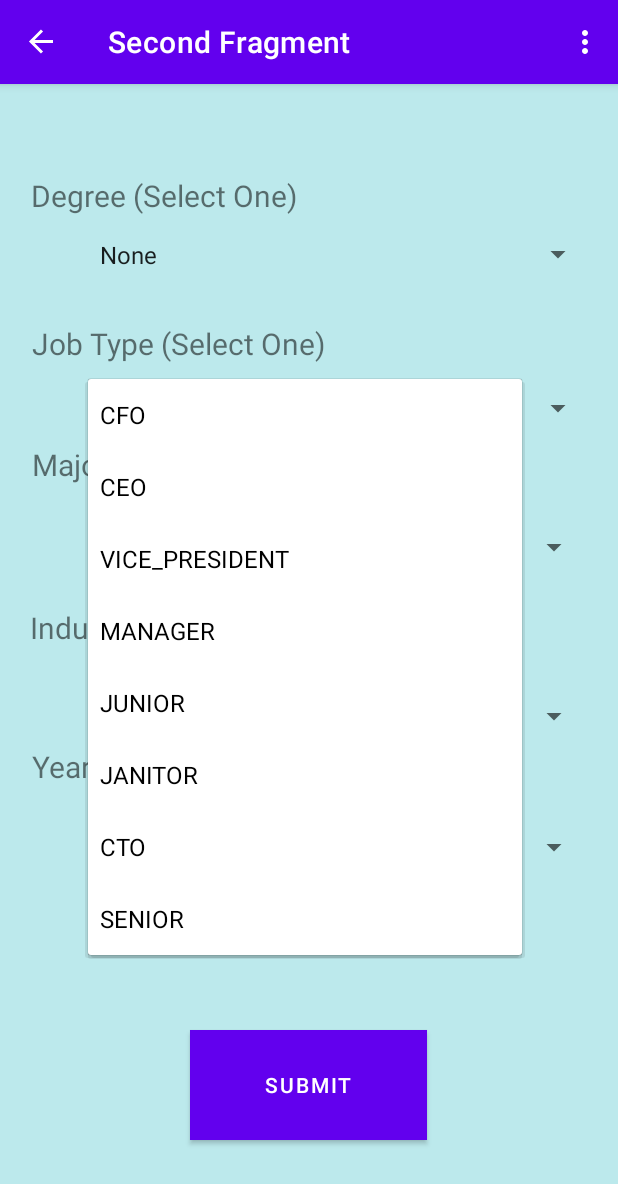
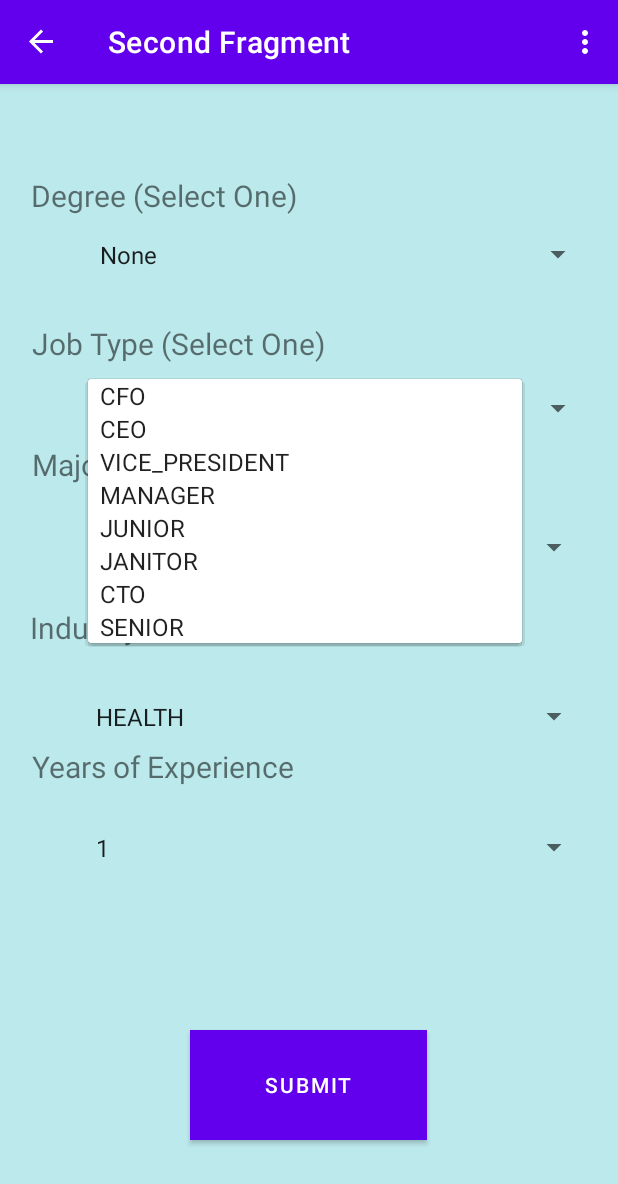
Before and after one commit to shreyyaa123/salaryPredictor, an Android app: the UserInputFragment screen opened through its navigation route, after a tap on "CFO", on a phone screen of 412 x 824 dp. Shown: the top 1184 px of the screen. Run offline under Robolectric (Android 15) with nearby library versions, the light colour scheme and no system bars; our stand-ins replace navigation-ui.

Commit message:
fixed ‘android.os.NetworkOnMainThreadException’ by adding <uses-permission android:name=”android.permission.INTERNET”/> and  StrictMode.ThreadPolicy policy = new StrictMode.ThreadPolicy.Builder().permitAll().build();
            StrictMode.setThreadPolicy(policy);

```diff
--- a/app/build.gradle
+++ b/app/build.gradle
@@ -15,7 +15,9 @@ android {
 
         testInstrumentationRunner "androidx.test.runner.AndroidJUnitRunner"
     }
-
+    dataBinding{
+        enabled=true
+    }
     buildTypes {
         release {
             minifyEnabled false
--- a/app/src/main/AndroidManifest.xml
+++ b/app/src/main/AndroidManifest.xml
@@ -1,7 +1,7 @@
 <?xml version="1.0" encoding="utf-8"?>
 <manifest xmlns:android="http://schemas.android.com/apk/res/android"
     xmlns:tools="http://schemas.android.com/tools">
-    <uses-permission android:name="android.permission.INTERNET" />
+    <uses-permission android:name="android.permission.INTERNET"/>
     <uses-permission android:name="android.permission.ACCESS_NETWORK_STATE" />
     <application
         android:allowBackup="true"
--- a/app/src/main/java/com/example/salarypredictor/PredictionFragment.java
+++ b/app/src/main/java/com/example/salarypredictor/PredictionFragment.java
@@ -17,7 +17,6 @@ public class PredictionFragment extends Fragment {
     private FragmentPredictionPageFragmentBinding binding;
    private TextView amountTextview ;
     String predictionText = "";
-    private TextView prone_textview;
     @Override
     public View onCreateView(
             LayoutInflater inflater, ViewGroup container,
@@ -36,8 +35,9 @@ public class PredictionFragment extends Fragment {
 
         Bundle args = getArguments();
             String text = args.getString("prediction");
+            text = "$"+text + "k/yr";
             System.out.println("text: "+ text);
-        amountTextview.setText("$" + text + "k/yr");
+        amountTextview.setText(text.replace(".",""));
 
 
 
--- a/app/src/main/java/com/example/salarypredictor/UserInputFragment.java
+++ b/app/src/main/java/com/example/salarypredictor/UserInputFragment.java
@@ -9,8 +9,6 @@ import android.widget.AdapterView;
 import android.widget.ArrayAdapter;
 import android.widget.Button;
 import android.widget.EditText;
-import android.widget.RadioButton;
-import android.widget.RadioGroup;
 import android.widget.Spinner;
 import okhttp3.MediaType;
 import okhttp3.OkHttpClient;
@@ -22,6 +20,7 @@ import androidx.fragment.app.Fragment;
 import androidx.navigation.fragment.NavHostFragment;
 
 import com.example.salarypredictor.databinding.UserInputFragmentBinding;
+import com.example.salarypredictor.R;
 
 import java.io.IOException;
 import java.util.ArrayList;
@@ -33,21 +32,20 @@ import java.util.Set;
 public class UserInputFragment extends Fragment {
     Set<String> uniqueValues = new HashSet<>(); // Use a Set to store unique values
     String[] inputArr ;
+    private Spinner jobTitleSpinner;
+    private Spinner yoeSpinner;
+    private Button submitButton;
     private UserInputFragmentBinding binding;
-    //UI variables
-        Spinner degreeSpinner;
-        Spinner jobtypeSpinner;
-        Spinner majorSpinner;
-        Spinner industrySpinner;
-        Spinner yoeSpinner;
+    private Spinner degreesSpinner;
+    private Spinner majorsSpinner;
+    private Spinner industrySpinner;
+
     // temp vars for ui
-    //holds the selected option from dropdown
-    String selectedDegree = "";
+    String selectedJobTitle = "";
     String selectedYOE = "";
+    String degreeSelected = "";
     String selectedMajor = "";
-    String selectedIndustry = "";
-    String selectedJobtype = "";
-    Button submitButton;
+    String industrySelected = "";
     String apiEndpoint = "http://10.0.2.2:5000/predict";
     String predictionText = "";
     @Override
@@ -64,46 +62,86 @@ public class UserInputFragment extends Fragment {
 
     public void onViewCreated(@NonNull View view, Bundle savedInstanceState) {
         super.onViewCreated(view, savedInstanceState);
-        //connects code with the UI
-        majorSpinner = view.findViewById(R.id.major_spinner);
-        degreeSpinner = view.findViewById(R.id.degree_select_spinner);
-        yoeSpinner = view.findViewById(R.id.year_select_spinner);
-        jobtypeSpinner = view.findViewById(R.id.jobtype_spinner);
-        industrySpinner = view.findViewById(R.id.industry_spinner);
+        industrySpinner  = view.findViewById(R.id.industry_spinner);
+        jobTitleSpinner  = view.findViewById(R.id.jobtype_spinner);
+        degreesSpinner  = view.findViewById(R.id.degree_select_spinner);
+        majorsSpinner  = view.findViewById(R.id.major_spinner);
+        yoeSpinner  = view.findViewById(R.id.year_select_spinner);
         submitButton = view.findViewById(R.id.submit_input_button);
 
-
+        ArrayAdapter<CharSequence> yoeAdapter = ArrayAdapter.createFromResource(this.getContext(),
+                R.array.years, android.R.layout.simple_spinner_item);
+        ArrayAdapter<CharSequence> degreeAdapter = ArrayAdapter.createFromResource(this.getContext(),
+                R.array.degree_array, android.R.layout.simple_spinner_item);
         ArrayAdapter<CharSequence> majorAdapter = ArrayAdapter.createFromResource(this.getContext(),
                 R.array.major_array, android.R.layout.simple_spinner_item);
-
-        ArrayAdapter<CharSequence> degreeAdapter = ArrayAdapter.createFromResource(this.getContext(),
-                R.array.degree_array, android.R.layout.simple_spinner_item);
-
         ArrayAdapter<CharSequence> industryAdapter = ArrayAdapter.createFromResource(this.getContext(),
                 R.array.industry_array, android.R.layout.simple_spinner_item);
-
-        ArrayAdapter<CharSequence>  yoeAdapter = ArrayAdapter.createFromResource(this.getContext(),
-                R.array.years, android.R.layout.simple_spinner_item);
-
-        ArrayAdapter<CharSequence> jobtypeAdapter = ArrayAdapter.createFromResource(this.getContext(),
+        ArrayAdapter<CharSequence> titleAdapter = ArrayAdapter.createFromResource(this.getContext(),
                 R.array.jobtype_array, android.R.layout.simple_spinner_item);
 
-        //sets the drop down and allows array to work with spinner
-        majorAdapter.setDropDownViewResource(android.R.layout.simple_spinner_dropdown_item);
-        yoeAdapter.setDropDownViewResource(android.R.layout.simple_spinner_dropdown_item);
-        degreeAdapter.setDropDownViewResource(android.R.layout.simple_spinner_dropdown_item);
-        jobtypeAdapter.setDropDownViewResource(android.R.layout.simple_spinner_dropdown_item);
-        industryAdapter.setDropDownViewResource(android.R.layout.simple_spinner_dropdown_item);
+//        industryAdapter.setDropDownViewResource(android.R.layout.simple_spinner_dropdown_item);
+//        titleAdapter.setDropDownViewResource(android.R.layout.simple_spinner_dropdown_item);
+//        degreeAdapter.setDropDownViewResource(android.R.layout.simple_spinner_dropdown_item);
+//        majorAdapter.setDropDownViewResource(android.R.layout.simple_spinner_dropdown_item);
+//        yoeAdapter.setDropDownViewResource(android.R.layout.simple_spinner_dropdown_item);
 
-        //sets spinners array
-        majorSpinner.setAdapter(majorAdapter);
+
+        industrySpinner.setAdapter(industryAdapter);
+        jobTitleSpinner.setAdapter(titleAdapter);
+        degreesSpinner.setAdapter(degreeAdapter);
+        majorsSpinner.setAdapter(majorAdapter);
         yoeSpinner.setAdapter(yoeAdapter);
-        degreeSpinner.setAdapter(degreeAdapter);
-        jobtypeSpinner.setAdapter(jobtypeAdapter);
-        industrySpinner.setAdapter(industryAdapter);
+        industrySpinner.setOnItemSelectedListener(new AdapterView.OnItemSelectedListener() {
+            @Override
+            public void onItemSelected(AdapterView<?> parent, View view, int position, long id) {
+                String selectedItem = parent.getItemAtPosition(position).toString();
 
-        //stores and ouputts selected user input from the spinner
-        majorSpinner.setOnItemSelectedListener(new AdapterView.OnItemSelectedListener() {
+                // Use the selectedItem as needed
+                // For example, display it in a Toast message
+                industrySelected = selectedItem;
+                System.out.println(industrySelected);
+            }
+
+            @Override
+            public void onNothingSelected(AdapterView<?> parent) {
+                // Handle the case when no item is selected
+            }
+        });
+        jobTitleSpinner.setOnItemSelectedListener(new AdapterView.OnItemSelectedListener() {
+            @Override
+            public void onItemSelected(AdapterView<?> parent, View view, int position, long id) {
+                String selectedItem = parent.getItemAtPosition(position).toString();
+
+                // Use the selectedItem as needed
+                // For example, display it in a Toast message
+                selectedJobTitle = selectedItem;
+                System.out.println(selectedJobTitle);
+            }
+
+            @Override
+            public void onNothingSelected(AdapterView<?> parent) {
+                // Handle the case when no item is selected
+            }
+        });
+        degreesSpinner.setOnItemSelectedListener(new AdapterView.OnItemSelectedListener() {
+            @Override
+            public void onItemSelected(AdapterView<?> parent, View view, int position, long id) {
+                String selectedItem = parent.getItemAtPosition(position).toString();
+
+                // Use the selectedItem as needed
+                // For example, display it in a Toast message
+                degreeSelected = selectedItem;
+                System.out.println(degreeSelected);
+            }
+
+            @Override
+            public void onNothingSelected(AdapterView<?> parent) {
+                // Handle the case when no item is selected
+            }
+        });
+
+        majorsSpinner.setOnItemSelectedListener(new AdapterView.OnItemSelectedListener() {
             @Override
             public void onItemSelected(AdapterView<?> parent, View view, int position, long id) {
                 String selectedItem = parent.getItemAtPosition(position).toString();
@@ -135,64 +173,20 @@ public class UserInputFragment extends Fragment {
                 // Handle the case when no item is selected
             }
         });
-        degreeSpinner.setOnItemSelectedListener(new AdapterView.OnItemSelectedListener() {
-            @Override
-            public void onItemSelected(AdapterView<?> parent, View view, int position, long id) {
-                String selectedItem = parent.getItemAtPosition(position).toString();
-                selectedDegree = selectedItem;
-                System.out.println(selectedYOE);
-            }
+        StrictMode.ThreadPolicy policy = new StrictMode.ThreadPolicy.Builder().permitAll().build();
 
-            @Override
-            public void onNothingSelected(AdapterView<?> adapterView) {
-
-            }
-        });
-        industrySpinner.setOnItemSelectedListener(new AdapterView.OnItemSelectedListener() {
-            @Override
-            public void onItemSelected(AdapterView<?> parent, View view, int position, long id) {
-                String selectedItem = parent.getItemAtPosition(position).toString();
-
-                // Use the selectedItem as needed
-                // For example, display it in a Toast message
-                selectedIndustry = selectedItem;
-                System.out.println(selectedIndustry);
-            }
-
-            @Override
-            public void onNothingSelected(AdapterView<?> parent) {
-                // Handle the case when no item is selected
-            }
-        });
-        jobtypeSpinner.setOnItemSelectedListener(new AdapterView.OnItemSelectedListener() {
-            @Override
-            public void onItemSelected(AdapterView<?> parent, View view, int position, long id) {
-                String selectedItem = parent.getItemAtPosition(position).toString();
-
-                // Use the selectedItem as needed
-                // For example, display it in a Toast message
-                selectedJobtype = selectedItem;
-                System.out.println(selectedJobtype);
-            }
-
-            @Override
-            public void onNothingSelected(AdapterView<?> parent) {
-                // Handle the case when no item is selected
-            }
-        });
+        StrictMode.setThreadPolicy(policy);
         submitButton.setOnClickListener(new View.OnClickListener() {
             @Override
             public void onClick(View v) {
-
                 OkHttpClient client = new OkHttpClient().newBuilder()
                         .build();
                 MediaType mediaType = MediaType.parse("application/json");
-                //creates json string
-                //creates the request body for the model to process
-                RequestBody body = RequestBody.create(mediaType, "{\r\n \"degree\":\""+selectedDegree+"\",\r\n \"major\":\""+selectedMajor+
-                        "\",\r\n \"jobType\":\""+selectedJobtype+"\",\r\n \"industry\":\""+selectedIndustry+
-                        "\",\r\n \"yoe\":\""+selectedYOE+
+                RequestBody body = RequestBody.create(mediaType, "{\r\n \"Job Title\":\""+selectedJobTitle +"\",\r\n \"Degree\":\""+degreeSelected+
+                        "\",\r\n \"Major\":\""+selectedMajor+"\",\r\n \"Industry\":\""+industrySelected+
+                        "\",\r\n \"Years Experience\":\""+selectedYOE+
                         "\"\r\n}");
+
                 Request request = new Request.Builder()
                         .url(apiEndpoint)
                         .method("POST", body)
@@ -202,8 +196,9 @@ public class UserInputFragment extends Fragment {
                     Response response = client.newCall(request).execute();
                     String responseData = response.body().string();
                     Bundle args = new Bundle();
-                    predictionText =  responseData.substring(1, 4);
+                    predictionText =  responseData.substring(1,4);
                     System.out.println("type : "+ predictionText);
+
                     args.putString("prediction", predictionText);
                     System.out.println("prediction: " + predictionText);
                     NavHostFragment.findNavController(UserInputFragment.this).navigate(R.id.action_SecondFragment_to_ThirdFragment,args);
@@ -215,7 +210,7 @@ public class UserInputFragment extends Fragment {
 
 
             }
-        });
+       });
 
     }
 
--- a/app/src/main/res/values/strings.xml
+++ b/app/src/main/res/values/strings.xml
@@ -9,8 +9,8 @@
     <string name="year_array"></string>
     <string name="title_text">Salary Predictor</string>
     <string name="hello_second_fragment">Hello second fragment. Arg: %1$s</string>
-    <string name="Results">Based on the Inputed Information Your Predicted Salary Is:</string>
-    <string name="YesOrNo">$$</string>
+    <string name="Results">Your Predicted Salary Is:</string>
+    <string name="YesOrNo">$</string>
     <string-array name="degree_array">
         <item>None</item>
         <item>High School</item>
```
Also changed, not shown: app/src/main/res/layout/fragment_prediction_page_fragment.xml (+9 -9 lines).
